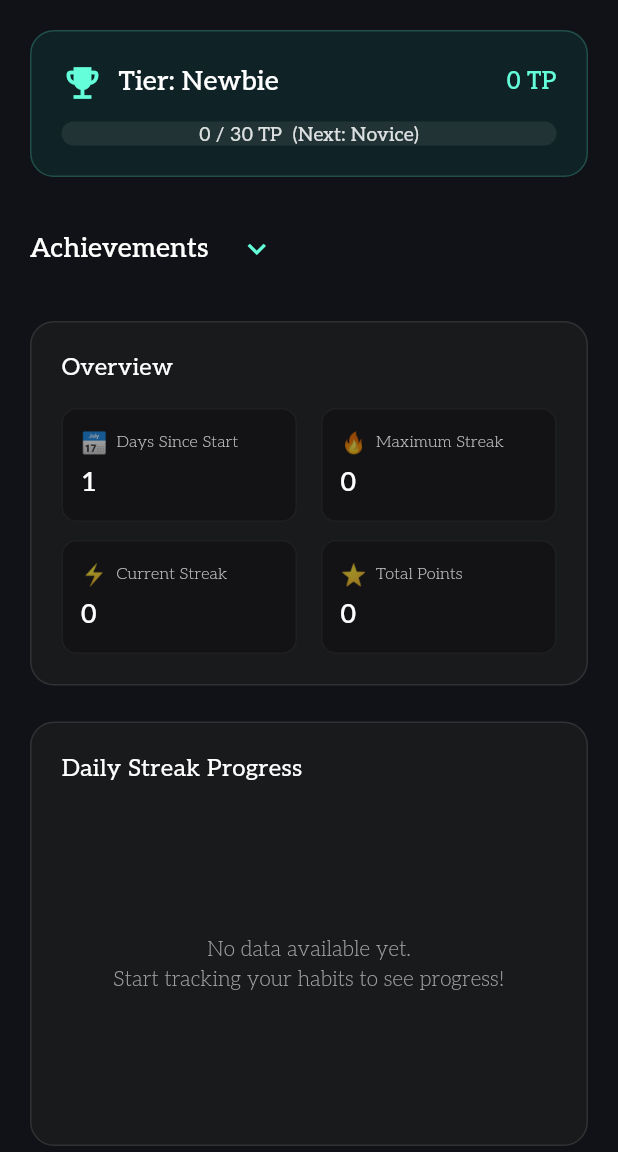
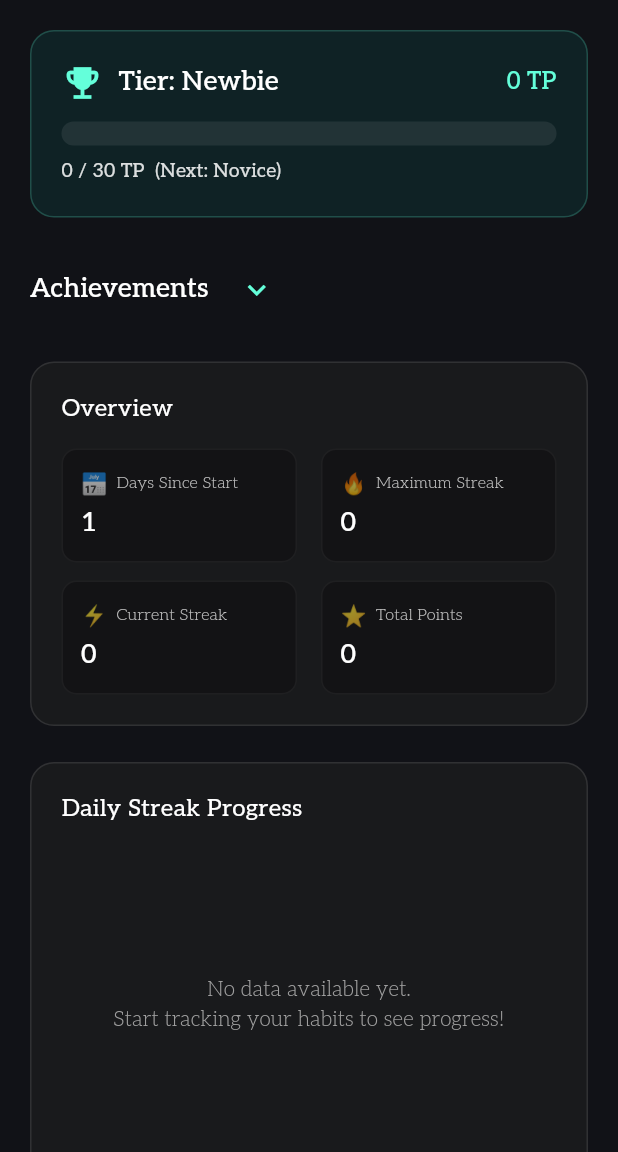
Before and after one commit to vitormdandrade/habit-tracker, a Flutter app: the StatsScreen screen opened directly with empty values, on a phone screen of 412 x 824 dp, the part 84-1236 px from its top. Run offline on Flutter 3.47's test engine with Material 3 defaults, Android fonts, the phone set to English and light mode, and no system bars; our stand-ins replace cloud_firestore, firebase_auth, firebase_core, fl_chart, google_sign_in; accounts and stored records are empty.

```diff
--- a/lib/screens/onboarding_screen.dart
+++ b/lib/screens/onboarding_screen.dart
@@ -638,6 +638,7 @@ class _OnboardingScreenState extends State<OnboardingScreen> with TickerProvider
     return Padding(
       padding: const EdgeInsets.all(32.0),
       child: Column(
+        crossAxisAlignment: CrossAxisAlignment.start,
         children: [
           const Spacer(),
 
--- a/lib/stats_screen.dart
+++ b/lib/stats_screen.dart
@@ -127,9 +127,10 @@ class StatsScreen extends StatelessWidget {
                        ),
                      ),
                    ),
-              Positioned.fill(
-                child: Center(
-                  child: Text(
+                 ],
+               ),
+               const SizedBox(height: 8),
+               Text(
                  nextTier != null
                      ? '$points / $max TP  (Next: $nextTier)'
                      : '$points TP',
@@ -139,10 +140,6 @@ class StatsScreen extends StatelessWidget {
                    fontSize: 13,
                    fontFamily: 'Aleo',
                  ),
-                  ),
-                ),
-              ),
-            ],
                ),
         ],
       ),
--- a/lib/streak_notification.dart
+++ b/lib/streak_notification.dart
@@ -189,6 +189,7 @@ class _StreakNotificationState extends State<StreakNotification>
             padding: const EdgeInsets.all(32.0),
             child: Column(
               mainAxisAlignment: MainAxisAlignment.center,
+              crossAxisAlignment: CrossAxisAlignment.start,
               children: [
                 const Spacer(),
 
```
Also changed, not shown: lib/main.dart (+8 -1 lines), 1 other file. Lines whose indentation alone changed are shown as unchanged.
